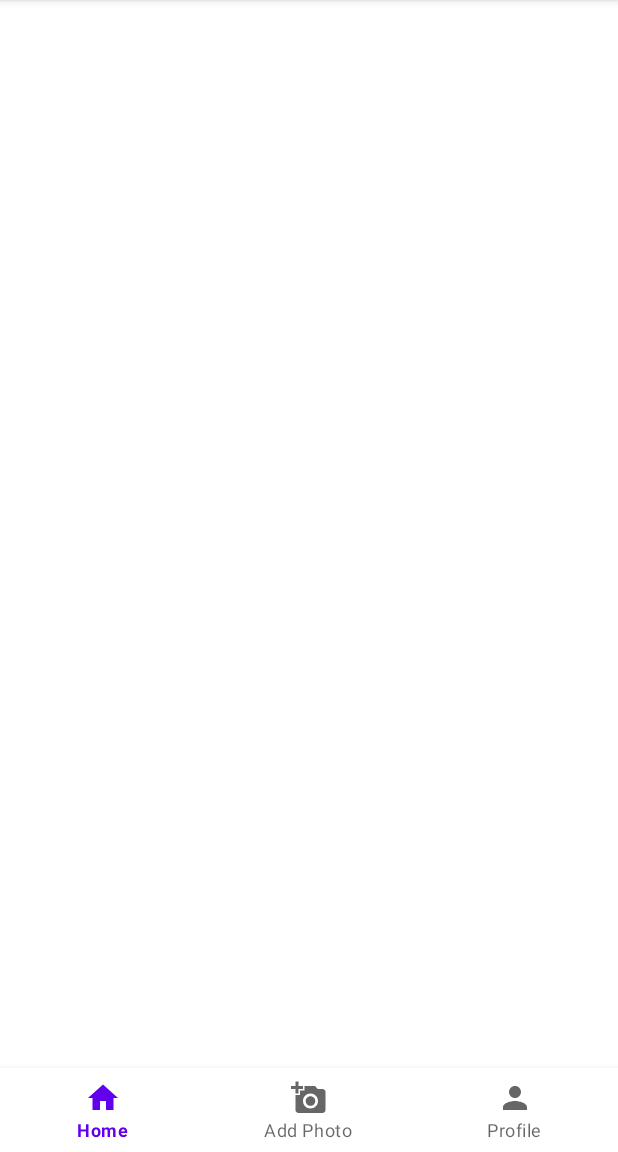
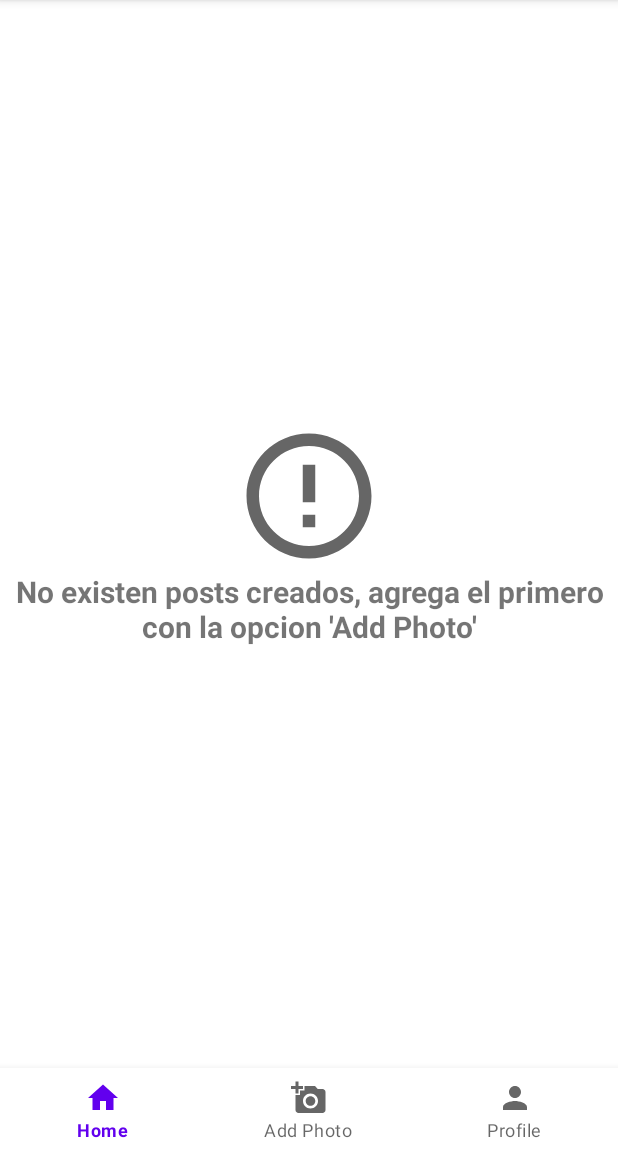
Before and after one commit to RubenYebran/BlogApp, an Android app: the HomeScreenFragment screen opened through its navigation route, on a phone screen of 412 x 824 dp, the part 84-1236 px from its top. Run offline under Robolectric (Android 15) with nearby library versions, the phone set to English and light mode, and no system bars; our stand-ins replace Firebase (no records; nobody signed in at launch, a user with empty details on screens opened directly), navigation-ui.

Commit message:
No existen Posts

```diff
--- a/app/src/main/java/com/example/blogapp/ui/main/HomeScreenFragment.kt
+++ b/app/src/main/java/com/example/blogapp/ui/main/HomeScreenFragment.kt
@@ -14,6 +14,8 @@ import com.example.blogapp.presentation.main.HomeScreenViewModel
 import com.example.blogapp.presentation.main.HomeScreenViewModelFactory
 import com.example.blogapp.ui.main.adapter.HomeScreenAdapter
 import androidx.lifecycle.Observer
+import com.example.blogapp.core.hide
+import com.example.blogapp.core.show
 
 
 class HomeScreenFragment : Fragment(R.layout.fragment_home_screen) {
@@ -38,6 +40,12 @@ class HomeScreenFragment : Fragment(R.layout.fragment_home_screen) {
                 }
                 is Result.Success -> {
                     binding.progressBar.visibility = View.GONE
+                    if(result.data.isEmpty()){
+                        binding.emptyContainer.show()
+                        return@Observer
+                    }else{
+                        binding.emptyContainer.hide()
+                    }
                     binding.rvHome.adapter = HomeScreenAdapter(result.data)
                 }
                 is Result.Failure -> {
--- /dev/null
+++ b/app/src/main/res/drawable/ic_baseline_error_outline_24.xml
@@ -0,0 +1,10 @@
+<vector xmlns:android="http://schemas.android.com/apk/res/android"
+    android:width="24dp"
+    android:height="24dp"
+    android:viewportWidth="24"
+    android:viewportHeight="24"
+    android:tint="?attr/colorControlNormal">
+  <path
+      android:fillColor="@android:color/white"
+      android:pathData="M11,15h2v2h-2zM11,7h2v6h-2zM11.99,2C6.47,2 2,6.48 2,12s4.47,10 9.99,10C17.52,22 22,17.52 22,12S17.52,2 11.99,2zM12,20c-4.42,0 -8,-3.58 -8,-8s3.58,-8 8,-8 8,3.58 8,8 -3.58,8 -8,8z"/>
+</vector>
--- a/app/src/main/res/layout/fragment_home_screen.xml
+++ b/app/src/main/res/layout/fragment_home_screen.xml
@@ -19,6 +19,37 @@
             android:layout_centerInParent="true" />
     </RelativeLayout>
 
+    <RelativeLayout
+        android:id="@+id/empty_container"
+        android:visibility="gone"
+        android:padding="8dp"
+        android:layout_width="match_parent"
+        android:layout_height="match_parent">
+
+        <LinearLayout
+            android:layout_width="match_parent"
+            android:orientation="vertical"
+            android:layout_height="wrap_content"
+            android:layout_centerInParent="true">
+
+            <ImageView
+                android:layout_width="100dp"
+                android:layout_height="100dp"
+                android:src="@drawable/ic_baseline_error_outline_24"
+                android:layout_gravity="center" />
+
+            <TextView
+                android:layout_width="match_parent"
+                android:layout_height="wrap_content"
+                android:textStyle="bold"
+                android:textSize="20sp"
+                android:gravity="center"
+                android:layout_centerInParent="true"
+                android:text="No existen posts creados, agrega el primero con la opcion 'Add Photo'">
+            </TextView>
+        </LinearLayout>
+    </RelativeLayout>
+
     <androidx.recyclerview.widget.RecyclerView
         android:id="@+id/rv_home"
         android:layout_width="match_parent"
```
